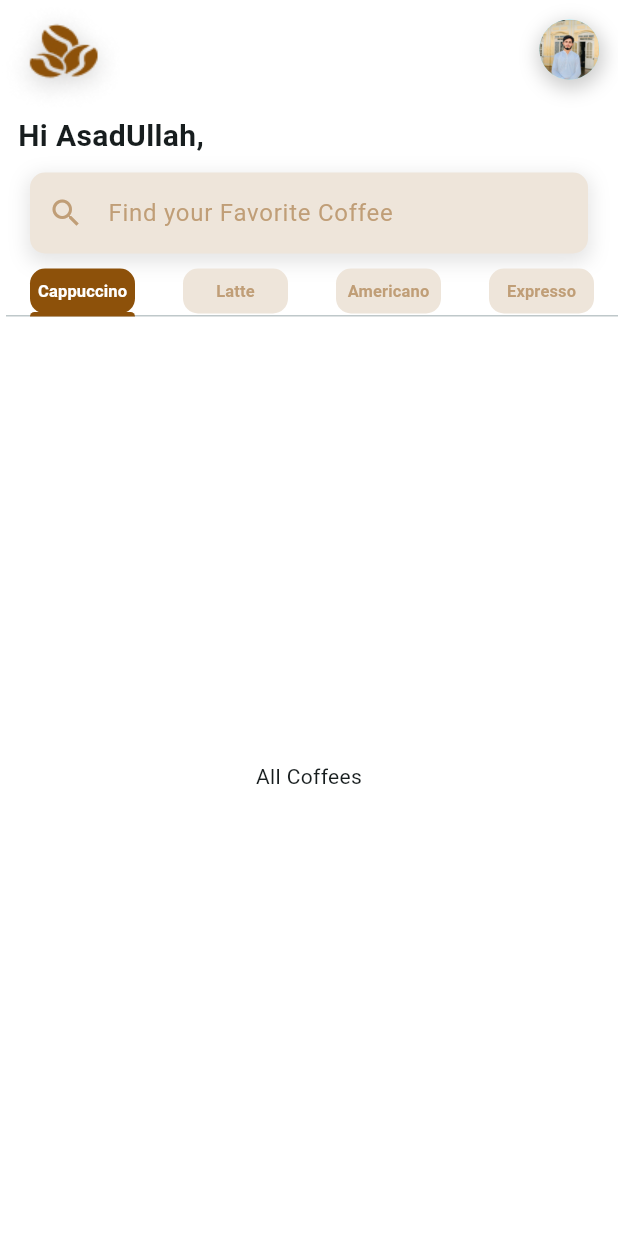
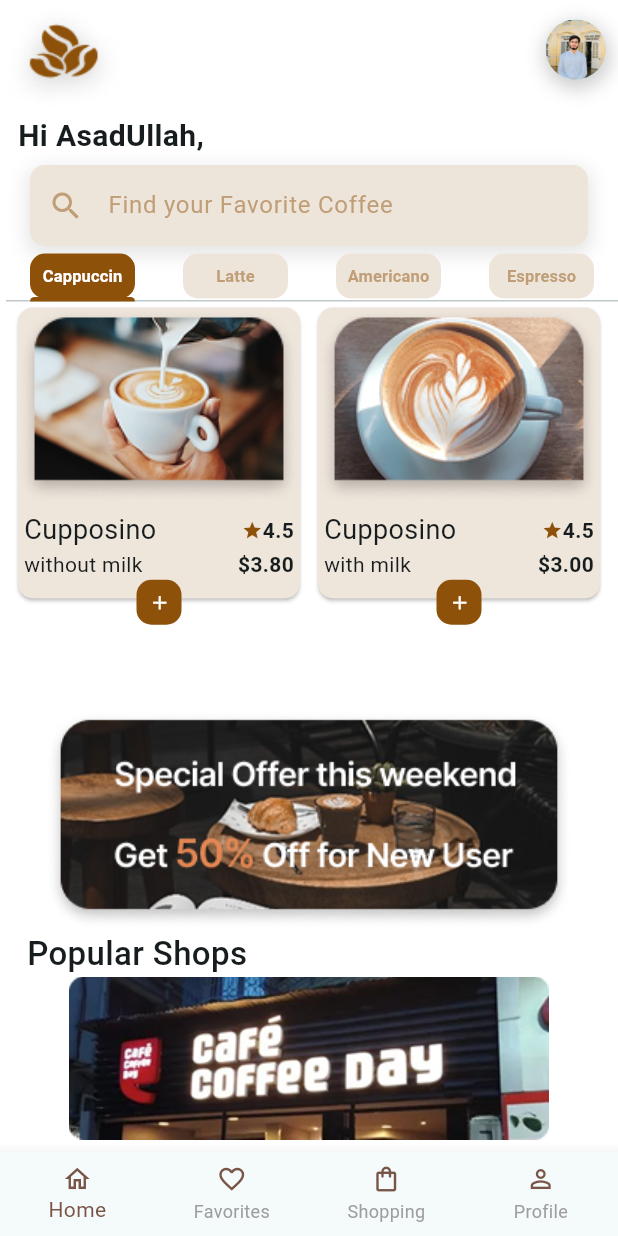
Before and after one commit to Asadullah730/CoffeeApp, a Flutter app: the HomeScreen screen opened directly, on a phone screen of 412 x 824 dp. Run offline on Flutter 3.47's test engine with Material 3 defaults, Android fonts, the phone set to English and light mode, and no system bars; our stand-ins replace get.

Commit message:
complete home page

```diff
--- a/lib/Presentation/home_screen.dart
+++ b/lib/Presentation/home_screen.dart
@@ -1,16 +1,19 @@
+import 'package:coffee_shop/common/card.dart';
 import 'package:flutter/material.dart';
+import 'package:coffee_shop/common/bottom_nav_bar.dart'; // Import BottomNavBar
 
 class HomeScreen extends StatelessWidget {
-  const HomeScreen({super.key});
+  HomeScreen({super.key});
 
   @override
   Widget build(BuildContext context) {
-    return DefaultTabController(
+    return SafeArea(
+      child: DefaultTabController(
         length: 4, // Number of tabs
         child: Scaffold(
           backgroundColor: Colors.white,
-        body: SafeArea(
-          child: Column(
+          bottomNavigationBar: const CusBottomNavBar(),
+          body: Column(
             crossAxisAlignment: CrossAxisAlignment.start,
             children: [
               Row(
@@ -22,7 +25,7 @@ class HomeScreen extends StatelessWidget {
                   ),
                   Padding(
                     padding: EdgeInsets.only(
-                      right: MediaQuery.of(context).size.width * 0.03,
+                      right: MediaQuery.of(context).size.width * 0.02,
                       top: 0,
                       bottom: 10,
                     ),
@@ -58,7 +61,7 @@ class HomeScreen extends StatelessWidget {
                 ),
               ),
               Container(
-                margin: EdgeInsets.symmetric(horizontal: 20, vertical: 10),
+                margin: EdgeInsets.symmetric(horizontal: 20, vertical: 5),
                 decoration: BoxDecoration(
                   color: Color(0xFFEEE5DA),
                   borderRadius: BorderRadius.circular(10),
@@ -88,86 +91,40 @@ class HomeScreen extends StatelessWidget {
                   indicatorColor: Color(0XFF8D510A),
                   unselectedLabelStyle: TextStyle(color: Color(0XFFC09E77)),
                   tabs: [
-                    Container(
-                      height: 30,
-                      width: 120,
-                      decoration: BoxDecoration(
-                        color: Color(0XFF8D510A),
-                        borderRadius: BorderRadius.circular(10),
+                    _buildTabItem("Cappuccin", true),
+                    _buildTabItem("Latte", false),
+                    _buildTabItem("Americano", false),
+                    _buildTabItem("Espresso", false),
+                  ],
                 ),
-                      child: const Center(
+              ),
+              // SizedBox(height: MediaQuery.of(context).size.height * 0.043),
+              Expanded(
+                child: TabBarView(
+                  children: [
+                    Padding(
+                      padding:
+                          const EdgeInsets.only(left: 8.0, bottom: 8, right: 8),
+                      child: Column(
+                        mainAxisAlignment: MainAxisAlignment.spaceEvenly,
+                        children: [
+                          CustomCard(),
+                          Image.asset('Assets/images/offer.png'),
+                          const Align(
+                            alignment: Alignment.centerLeft,
+                            child: Padding(
+                              padding: EdgeInsets.only(left: 10),
                               child: Text(
-                          "Cappuccino",
+                                'Popular Shops',
                                 style: TextStyle(
-                            fontSize: 11,
-                            fontWeight: FontWeight.bold, // Optional
+                                    fontSize: 22, fontWeight: FontWeight.w500),
                               ),
                             ),
                           ),
-                    ),
-                    Container(
-                      height: 30,
-                      width: 120,
-                      decoration: BoxDecoration(
-                        color: Color(0XFFEEE5DA),
-                        borderRadius: BorderRadius.circular(10),
-                      ),
-                      child: const Center(
-                        child: Text(
-                          "Latte",
-                          style: TextStyle(
-                            fontSize: 11,
-
-                            fontWeight: FontWeight.bold, // Optional
-                          ),
-                        ),
-                      ),
-                    ),
-                    Container(
-                      height: 30,
-                      width: 120,
-                      decoration: BoxDecoration(
-                        color: Color(0XFFEEE5DA),
-                        borderRadius: BorderRadius.circular(10),
-                      ),
-                      child: const Center(
-                        child: Text(
-                          "Americano",
-                          style: TextStyle(
-                            fontSize: 11,
-
-                            fontWeight: FontWeight.bold, // Optional
-                          ),
-                        ),
-                      ),
-                    ),
-                    Container(
-                      height: 30,
-                      width: 120,
-                      decoration: BoxDecoration(
-                        color: Color(0XFFEEE5DA),
-                        borderRadius: BorderRadius.circular(10),
-                      ),
-                      child: const Center(
-                        child: Text(
-                          "Expresso",
-                          style: TextStyle(
-                            fontSize: 11,
-                            fontWeight: FontWeight.bold, // Optional
-                          ),
-                        ),
-                      ),
-                    ),
+                          Image.asset('Assets/images/shop 1.png'),
                         ],
                       ),
-              ),
-              const Expanded(
-                child: TabBarView(
-                  children: [
-                    Center(child: Text("All Coffees")),
-                    Center(child: Text("Hot Coffees")),
-                    Center(child: Text("Cold Coffees")),
-                    Center(child: Text("Cold Coffees")),
+                    )
                   ],
                 ),
               ),
@@ -177,4 +134,24 @@ class HomeScreen extends StatelessWidget {
       ),
     );
   }
+
+  Widget _buildTabItem(String text, bool isSelected) {
+    return Container(
+      height: 30,
+      width: 120,
+      decoration: BoxDecoration(
+        color: isSelected ? const Color(0XFF8D510A) : const Color(0XFFEEE5DA),
+        borderRadius: BorderRadius.circular(10),
+      ),
+      child: Center(
+        child: Text(
+          text,
+          style: const TextStyle(
+            fontSize: 11,
+            fontWeight: FontWeight.bold,
+          ),
+        ),
+      ),
+    );
   }
+}
--- /dev/null
+++ b/lib/common/bottom_nav_bar.dart
@@ -0,0 +1,63 @@
+import 'package:flutter/material.dart';
+
+class CusBottomNavBar extends StatefulWidget {
+  const CusBottomNavBar({super.key});
+
+  @override
+  State<CusBottomNavBar> createState() => _CusBottomNavBarState();
+}
+
+class _CusBottomNavBarState extends State<CusBottomNavBar> {
+  int _selectedIndex = 0;
+
+  void _onItemTapped(int index) {
+    setState(() {
+      _selectedIndex = index;
+    });
+  }
+
+  @override
+  Widget build(BuildContext context) {
+    return BottomNavigationBar(
+      currentIndex: _selectedIndex,
+      onTap: _onItemTapped,
+      type: BottomNavigationBarType.fixed,
+      selectedItemColor: Colors.brown,
+      unselectedItemColor: Colors.grey,
+      items: const [
+        BottomNavigationBarItem(
+          icon: Icon(
+            Icons.home_outlined,
+            size: 20,
+            color: Colors.brown,
+          ),
+          label: 'Home',
+        ),
+        BottomNavigationBarItem(
+          icon: Icon(
+            Icons.favorite_border_outlined,
+            size: 20,
+            color: Colors.brown,
+          ),
+          label: 'Favorites',
+        ),
+        BottomNavigationBarItem(
+          icon: Icon(
+            Icons.shopping_bag_outlined,
+            color: Colors.brown,
+            size: 20,
+          ),
+          label: 'Shopping',
+        ),
+        BottomNavigationBarItem(
+          icon: Icon(
+            Icons.person_outline,
+            size: 20,
+            color: Colors.brown,
+          ),
+          label: 'Profile',
+        ),
+      ],
+    );
+  }
+}
--- /dev/null
+++ b/lib/common/card.dart
@@ -0,0 +1,144 @@
+import 'package:coffee_shop/Presentation/product.dart';
+import 'package:flutter/foundation.dart';
+import 'package:flutter/material.dart';
+import 'package:get/get.dart';
+import 'package:get/get_core/src/get_main.dart';
+
+class CustomCard extends StatelessWidget {
+  CustomCard({super.key});
+  var card = [
+    {
+      'imgPath': 'Assets/images/Rectangle 3.png',
+      'title': 'Cupposino',
+      'subtitle': 'without milk',
+      'rating': '4.5',
+      'price': '\$3.80',
+    },
+    {
+      'imgPath': 'Assets/images/Rectangle 3 (1).png',
+      'title': 'Cupposino',
+      'subtitle': 'with milk',
+      'rating': '4.5',
+      'price': '\$3.00',
+    }
+  ];
+
+  @override
+  Widget build(BuildContext context) {
+    return Expanded(
+      child: GridView.builder(
+        itemCount: 2,
+        gridDelegate: SliverGridDelegateWithFixedCrossAxisCount(
+          crossAxisCount: 2,
+          crossAxisSpacing: 4,
+          mainAxisSpacing: 10,
+          mainAxisExtent: 202,
+        ),
+        itemBuilder: (context, index) {
+          return GestureDetector(
+            onTap: () {
+              Get.to(() => ProductScreen(product: card[index]));
+              if (kDebugMode) {
+                print("Pressed On the Coffee");
+              }
+            },
+            child: Padding(
+              padding: const EdgeInsets.symmetric(horizontal: 0),
+              child: Card(
+                shape: RoundedRectangleBorder(
+                  borderRadius: BorderRadius.circular(10),
+                ),
+                color: const Color(0XFFEEE5DB),
+                child: Column(
+                  children: [
+                    Image.asset(
+                      card[index]['imgPath']!,
+                      width: double.infinity,
+                      fit: BoxFit.cover,
+                    ),
+                    const SizedBox(
+                      height: 5,
+                    ),
+                    Padding(
+                      padding: const EdgeInsets.symmetric(horizontal: 4.0),
+                      child: Column(
+                        children: [
+                          Row(
+                            mainAxisAlignment: MainAxisAlignment.spaceBetween,
+                            children: [
+                              Text(
+                                card[index]['title'].toString(),
+                                style: const TextStyle(
+                                  fontSize: 18,
+                                ),
+                              ),
+                              Row(
+                                children: [
+                                  const Icon(
+                                    Icons.star,
+                                    color: Color(0XFF8D510A),
+                                    size: 14,
+                                  ),
+                                  Text(
+                                    card[index]['rating'].toString(),
+                                    style: const TextStyle(
+                                      fontSize: 14,
+                                      fontWeight: FontWeight.bold,
+                                    ),
+                                  ),
+                                ],
+                              ),
+                            ],
+                          ),
+                          Row(
+                            mainAxisAlignment: MainAxisAlignment.spaceBetween,
+                            children: [
+                              Text(
+                                card[index]['subtitle'].toString(),
+                                style: const TextStyle(
+                                  fontSize: 14,
+                                ),
+                              ),
+                              Text(
+                                card[index]['price'].toString(),
+                                style: const TextStyle(
+                                  fontSize: 14,
+                                  fontWeight: FontWeight.bold,
+                                ),
+                              ),
+                            ],
+                          ),
+                        ],
+                      ),
+                    ),
+                    Container(
+                      height: 30,
+                      width: 30,
+                      decoration: BoxDecoration(
+                          color: Color(0XFF8D510A),
+                          borderRadius: BorderRadius.circular(10)),
+                      child: Center(
+                        child: IconButton(
+                          onPressed: () {
+                            if (kDebugMode) {
+                              print("ADD Button Clicked");
+                            }
+                          },
+                          icon: const Icon(
+                            Icons.add,
+                            color: Colors.white,
+                            size: 15,
+                          ),
+                        ),
+                      ),
+                    ),
+                  ],
+                ),
+              ),
+            ),
+          );
+        },
+      ),
+    );
+  }
+}
```
Also changed, not shown: lib/Presentation/product.dart (added, +155 -0 lines), lib/common/button_controller.dart (added, +9 -0 lines), lib/common/custom_select_button.dart (added, +41 -0 lines), Assets/images/Rectangle 3 (1).png (added), Assets/images/Rectangle 3.png (added), Assets/images/offer.png (added), Assets/images/shop 1.png (added). Lines whose indentation alone changed are shown as unchanged.
